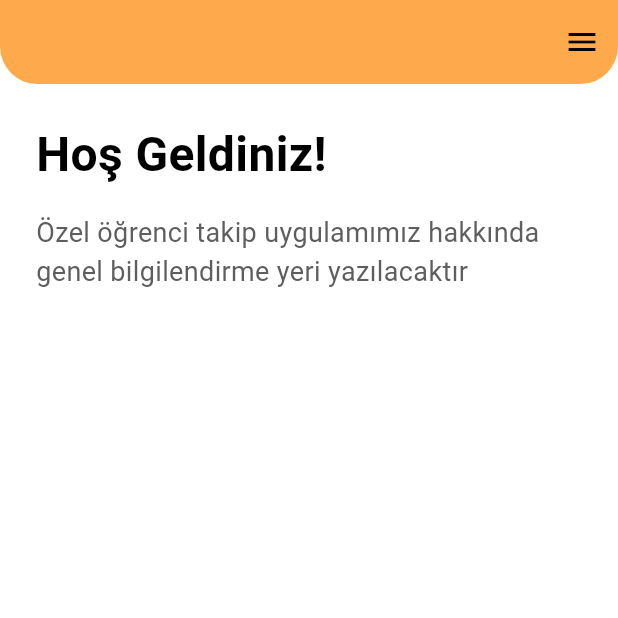
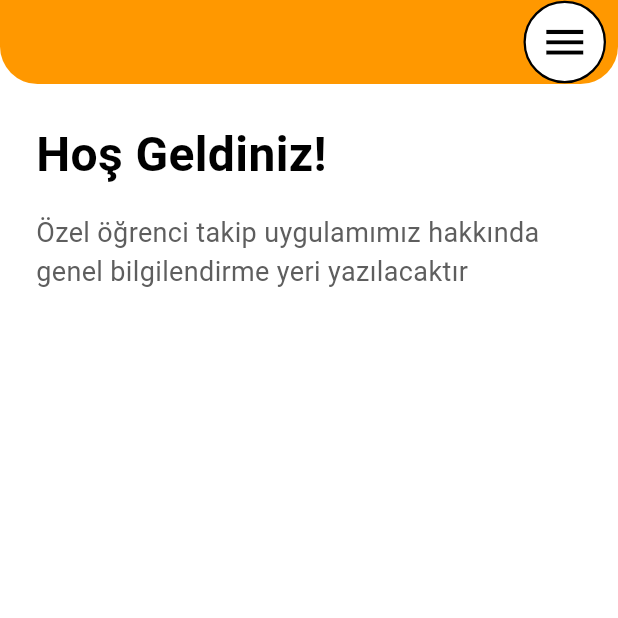
Before and after one commit to OguzhanYucedag/FlutterTest, a Flutter app: the AnasayfaPageKurum screen opened directly, on a phone screen of 412 x 824 dp, the top half of it. Run offline on Flutter 3.47's test engine with Material 3 defaults, Android fonts, the light colour scheme and no system bars; our stand-ins replace cloud_firestore, firebase_core; accounts and stored records are empty.

Commit message:
PopupMenuButton tasarımı düzenlendi

```diff
--- a/flutter_test_1/lib/anasayfakurum.dart
+++ b/flutter_test_1/lib/anasayfakurum.dart
@@ -2,7 +2,7 @@ import 'package:flutter/material.dart';
 import 'main.dart';
 
 class AnasayfaPageKurum extends StatelessWidget {
-  const AnasayfaPageKurum({super.key, this.ad, this.email, this.tip});
+  const AnasayfaPageKurum({super.key, this.ad, this.email, this.tip});//tanımladığım nesleler giriş bilgilerini tutar
 
   final String? ad;
   final String? email;
@@ -13,7 +13,7 @@ class AnasayfaPageKurum extends StatelessWidget {
     return Scaffold(
       backgroundColor: Colors.white,
   appBar: AppBar(
-    backgroundColor: const Color(0xFFFFA94D),
+    backgroundColor: Colors.orange,
     elevation: 0,
     shape: const RoundedRectangleBorder(
       borderRadius: BorderRadius.only(
@@ -24,7 +24,7 @@ class AnasayfaPageKurum extends StatelessWidget {
     title: Row(
       mainAxisAlignment: MainAxisAlignment.spaceBetween,
       children: [
-        // 🔹 AD KUTUSU (SOLDA)
+        // Ad kutusu
         if (ad != null && ad!.isNotEmpty)
           Container(
             padding: const EdgeInsets.symmetric(horizontal: 12, vertical: 6),
@@ -43,13 +43,23 @@ class AnasayfaPageKurum extends StatelessWidget {
           ),
       ],
     ),
-    actions: [
-      PopupMenuButton<String>(
-        icon: const Icon(Icons.menu, color: Colors.black),
+    actions: [//hamburger menü yapısı
+      Container(
+        width: 55,
+        height: 55,
+        margin: const EdgeInsets.only(right: 8),
+        decoration: BoxDecoration(
+          color: const Color.fromARGB(255, 255, 255, 255),
+          border: Border.all(color: Colors.black, width: 1.5),
+          shape: BoxShape.circle,
+        ),
+        child: PopupMenuButton<String>(
+          iconSize: 40,
+          icon: const Icon(Icons.menu, color: Colors.black, size: 33),
           onSelected: (String value) {
             // Seçilen menü öğesine göre işlem yapılabilir
-          ScaffoldMessenger.of(context).showSnackBar(
-            SnackBar(content: Text('$value seçildi')),
+            ScaffoldMessenger.of(context).showSnackBar(//seçilen değeri mesaj olarak gösteriyor
+              SnackBar(content: Text('$value seçildi')),//seçilen değer value olarak tutuluyor
             );
           },
           itemBuilder: (BuildContext context) => <PopupMenuEntry<String>>[
@@ -66,6 +76,7 @@ class AnasayfaPageKurum extends StatelessWidget {
               child: Text('Profil Ayarları'),
             ),
           ],
+        ),
       ),
     ],
   ),
```
Lines whose indentation alone changed are shown as unchanged.
